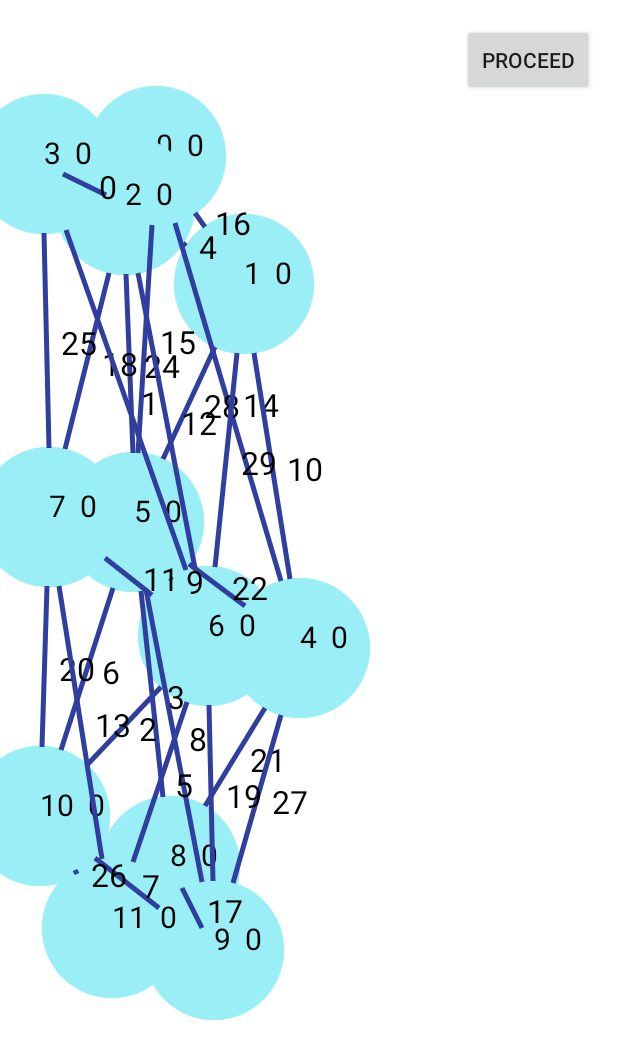
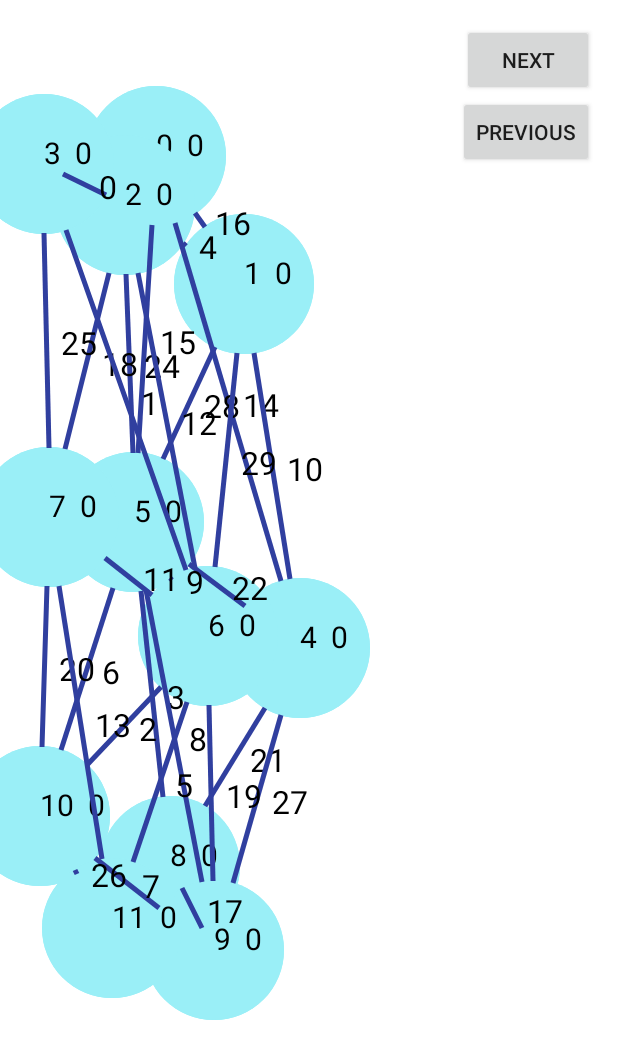
Before and after one commit to hkourtev/TomatoPotato, an Android app: the LearnActivity screen opened directly, with no data from a screen before it, on a phone screen of 412 x 824 dp. Shown: the top 1059 px of the screen. Run offline under Robolectric (Android 15) with nearby library versions, the phone set to English and light mode, and no system bars.

Commit message:
Missing code from the xml file.

```diff
--- a/app/src/main/res/layout/activity_learn.xml
+++ b/app/src/main/res/layout/activity_learn.xml
@@ -11,10 +11,32 @@
     <Button
         android:layout_width="wrap_content"
         android:layout_height="wrap_content"
-        android:text="@string/btnLearnProceed"
-        android:id="@id/btnLearnProceed"
+        android:text="Next"
+        android:id="@+id/btnLearnProceed"
         android:onClick="nextStep"
         android:layout_alignParentTop="true"
         android:layout_alignParentRight="true"
         android:layout_alignParentEnd="true" />
+
+    <TextView
+        android:layout_width="wrap_content"
+        android:layout_height="wrap_content"
+        android:textAppearance="?android:attr/textAppearanceSmall"
+        android:text=""
+        android:id="@+id/textView"
+        android:layout_alignParentBottom="true"
+        android:layout_alignParentLeft="true"
+        android:layout_alignParentStart="true"
+        android:layout_alignRight="@id/btnLearnProceed"
+        android:layout_alignEnd="@id/btnLearnProceed" />
+
+    <Button
+        android:layout_width="wrap_content"
+        android:layout_height="wrap_content"
+        android:text="Previous"
+        android:id="@+id/button"
+        android:onClick="previousStep"
+        android:layout_below="@id/btnLearnProceed"
+        android:layout_alignParentRight="true"
+        android:layout_alignParentEnd="true" />
 </RelativeLayout>
```
